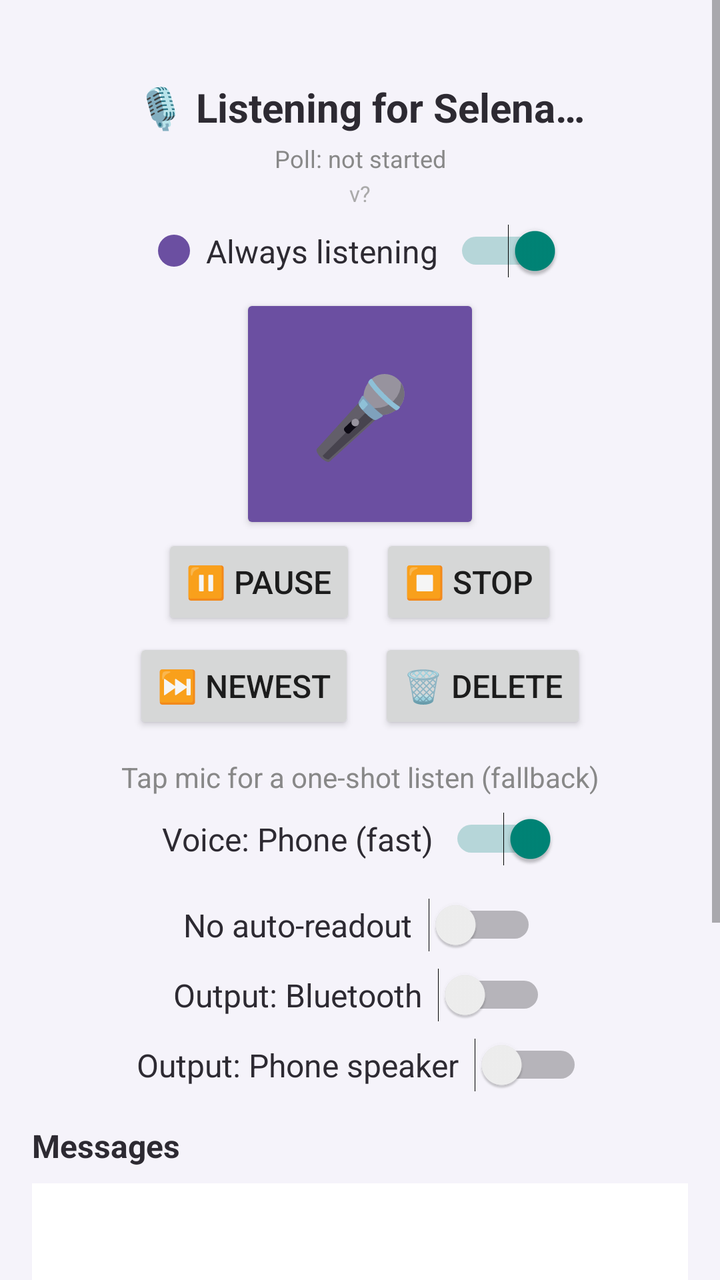
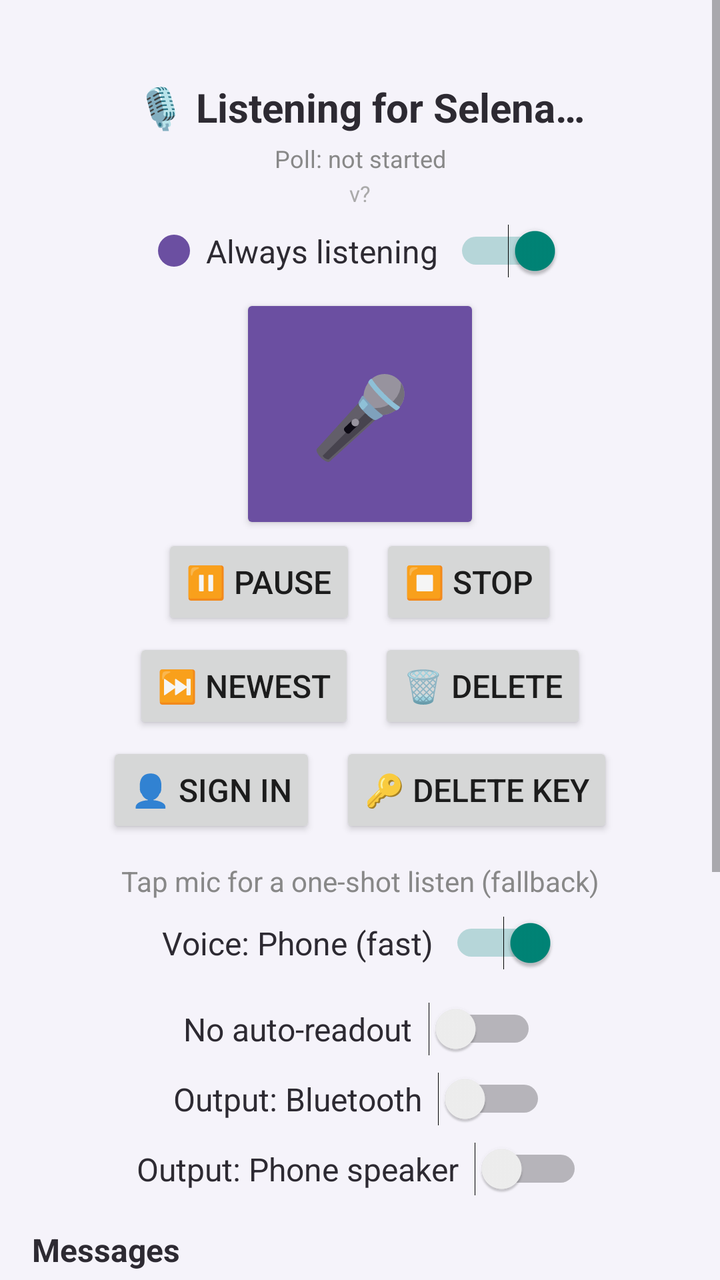

Screens rendered from an Android XML layout before and after an edit, with the pre-edit source and the edit as a unified diff.
<!-- AndroidManifest.xml: application theme android:Theme.Material.Light.NoActionBar -->
<!-- res/layout/activity_main.xml -->
<?xml version="1.0" encoding="utf-8"?>
<ScrollView xmlns:android="http://schemas.android.com/apk/res/android"
    android:id="@+id/outerScroll"
    android:layout_width="match_parent"
    android:layout_height="match_parent"
    android:background="@color/selena_light"
    android:fillViewport="true">

<LinearLayout
    android:layout_width="match_parent"
    android:layout_height="wrap_content"
    android:orientation="vertical"
    android:padding="16dp">

    
    <TextView
        android:id="@+id/statusText"
        android:layout_width="match_parent"
        android:layout_height="wrap_content"
        android:text="🎙️ Listening for Selena…"
        android:textSize="20sp"
        android:textStyle="bold"
        android:textColor="@color/selena_dark"
        android:gravity="center"
        android:paddingTop="24dp"
        android:paddingBottom="4dp" />

    
    <TextView
        android:id="@+id/pollStatusText"
        android:layout_width="match_parent"
        android:layout_height="wrap_content"
        android:text="Poll: not started"
        android:textSize="12sp"
        android:textColor="#888888"
        android:gravity="center"
        android:paddingBottom="2dp" />

    
    <TextView
        android:id="@+id/versionText"
        android:layout_width="match_parent"
        android:layout_height="wrap_content"
        android:text="v?"
        android:textSize="11sp"
        android:textColor="#AAAAAA"
        android:gravity="center"
        android:paddingBottom="8dp" />

    
    <Button
        android:id="@+id/updateBanner"
        android:layout_width="wrap_content"
        android:layout_height="wrap_content"
        android:layout_gravity="center"
        android:text="⬆️ Update available — tap to install"
        android:textSize="14sp"
        android:visibility="gone"
        android:backgroundTint="#2E7D32" />

    
    <LinearLayout
        android:layout_width="match_parent"
        android:layout_height="wrap_content"
        android:orientation="horizontal"
        android:gravity="center"
        android:paddingBottom="8dp">

        <View
            android:id="@+id/pulseDot"
            android:layout_width="16dp"
            android:layout_height="16dp"
            android:layout_marginEnd="8dp"
            android:background="@drawable/pulse_dot" />

        <TextView
            android:layout_width="wrap_content"
            android:layout_height="wrap_content"
            android:text="Always listening"
            android:textSize="16sp"
            android:textColor="@color/selena_dark"
            android:paddingEnd="8dp" />

        <Switch
            android:id="@+id/alwaysOnSwitch"
            android:layout_width="wrap_content"
            android:layout_height="wrap_content"
            android:checked="true" />
    </LinearLayout>

    
    <Button
        android:id="@+id/micButton"
        android:layout_width="120dp"
        android:layout_height="120dp"
        android:layout_gravity="center"
        android:text="🎤"
        android:textSize="40sp"
        android:backgroundTint="@color/selena_purple" />

    
    <LinearLayout
        android:layout_width="match_parent"
        android:layout_height="wrap_content"
        android:orientation="horizontal"
        android:gravity="center"
        android:paddingBottom="4dp">

        <Button
            android:id="@+id/pauseButton"
            android:layout_width="wrap_content"
            android:layout_height="wrap_content"
            android:text="⏸️ Pause"
            android:textSize="16sp"
            android:visibility="visible" />

        <Button
            android:id="@+id/stopButton"
            android:layout_width="wrap_content"
            android:layout_height="wrap_content"
            android:layout_marginStart="12dp"
            android:text="⏹️ Stop"
            android:textSize="16sp"
            android:visibility="visible" />
    </LinearLayout>

    <LinearLayout
        android:layout_width="match_parent"
        android:layout_height="wrap_content"
        android:orientation="horizontal"
        android:gravity="center"
        android:paddingBottom="4dp">

        <Button
            android:id="@+id/skipButton"
            android:layout_width="wrap_content"
            android:layout_height="wrap_content"
            android:text="⏭️ Newest"
            android:textSize="16sp"
            android:visibility="visible" />

        <Button
            android:id="@+id/deleteUnlockedButton"
            android:layout_width="wrap_content"
            android:layout_height="wrap_content"
            android:layout_marginStart="12dp"
            android:text="🗑️ Delete"
            android:textSize="16sp"
            android:visibility="visible" />
    </LinearLayout>

    <TextView
        android:layout_width="match_parent"
        android:layout_height="wrap_content"
        android:text="Tap mic for a one-shot listen (fallback)"
        android:textSize="14sp"
        android:textColor="#888888"
        android:gravity="center"
        android:paddingTop="8dp"
        android:paddingBottom="8dp" />

    
    <LinearLayout
        android:layout_width="match_parent"
        android:layout_height="wrap_content"
        android:orientation="horizontal"
        android:gravity="center"
        android:paddingBottom="16dp">

        <TextView
            android:id="@+id/voiceModeLabel"
            android:layout_width="wrap_content"
            android:layout_height="wrap_content"
            android:text="Voice: Phone (fast)"
            android:textSize="16sp"
            android:textColor="@color/selena_dark"
            android:paddingEnd="8dp" />

        <Switch
            android:id="@+id/voiceModeSwitch"
            android:layout_width="wrap_content"
            android:layout_height="wrap_content"
            android:checked="true" />
    </LinearLayout>

    
    <LinearLayout
        android:layout_width="match_parent"
        android:layout_height="wrap_content"
        android:orientation="horizontal"
        android:gravity="center"
        android:paddingBottom="8dp">

        <TextView
            android:layout_width="wrap_content"
            android:layout_height="wrap_content"
            android:text="No auto-readout"
            android:textSize="16sp"
            android:textColor="@color/selena_dark"
            android:paddingEnd="8dp" />

        <Switch
            android:id="@+id/noReadoutSwitch"
            android:layout_width="wrap_content"
            android:layout_height="wrap_content"
            android:checked="false" />
    </LinearLayout>

    
    <LinearLayout
        android:layout_width="match_parent"
        android:layout_height="wrap_content"
        android:orientation="horizontal"
        android:gravity="center"
        android:paddingBottom="8dp">

        <TextView
            android:layout_width="wrap_content"
            android:layout_height="wrap_content"
            android:text="Output: Bluetooth"
            android:textSize="16sp"
            android:textColor="@color/selena_dark"
            android:paddingEnd="8dp" />

        <Switch
            android:id="@+id/btSwitch"
            android:layout_width="wrap_content"
            android:layout_height="wrap_content"
            android:checked="false" />
    </LinearLayout>

    <LinearLayout
        android:layout_width="match_parent"
        android:layout_height="wrap_content"
        android:orientation="horizontal"
        android:gravity="center"
        android:paddingBottom="16dp">

        <TextView
            android:layout_width="wrap_content"
            android:layout_height="wrap_content"
            android:text="Output: Phone speaker"
            android:textSize="16sp"
            android:textColor="@color/selena_dark"
            android:paddingEnd="8dp" />

        <Switch
            android:id="@+id/spkSwitch"
            android:layout_width="wrap_content"
            android:layout_height="wrap_content"
            android:checked="false" />
    </LinearLayout>

    
    <TextView
        android:layout_width="match_parent"
        android:layout_height="wrap_content"
        android:text="Messages"
        android:textSize="16sp"
        android:textStyle="bold"
        android:textColor="@color/selena_dark"
        android:paddingBottom="8dp" />

    
    <LinearLayout
        android:id="@+id/messageList"
        android:layout_width="match_parent"
        android:layout_height="wrap_content"
        android:minHeight="280dp"
        android:orientation="vertical"
        android:background="#FFFFFF"
        android:padding="12dp" />

</LinearLayout>
</ScrollView>
<!-- resources referenced by this layout -->
<resources>
  <color name="selena_dark">#2D2A32</color>
  <color name="selena_light">#F5F3FA</color>
  <color name="selena_purple">#6B4FA1</color>
  <!-- drawable pulse_dot (drawable) -->
  <?xml version="1.0" encoding="utf-8"?>
  <shape xmlns:android="http://schemas.android.com/apk/res/android"
      android:shape="oval">
      <solid android:color="@color/selena_purple" />
  </shape>
</resources>

<!-- the commit's change to res/layout/activity_main.xml (unified diff, before → after) -->
@@ -149,6 +149,32 @@
             android:visibility="visible" />
     </LinearLayout>
 
+    
+    <LinearLayout
+        android:layout_width="match_parent"
+        android:layout_height="wrap_content"
+        android:orientation="horizontal"
+        android:gravity="center"
+        android:paddingBottom="4dp">
+
+        <Button
+            android:id="@+id/signInButton"
+            android:layout_width="wrap_content"
+            android:layout_height="wrap_content"
+            android:text="👤 Sign in"
+            android:textSize="16sp"
+            android:visibility="visible" />
+
+        <Button
+            android:id="@+id/deleteKeyButton"
+            android:layout_width="wrap_content"
+            android:layout_height="wrap_content"
+            android:layout_marginStart="12dp"
+            android:text="🔑 Delete key"
+            android:textSize="16sp"
+            android:visibility="visible" />
+    </LinearLayout>
+
     <TextView
         android:layout_width="match_parent"
         android:layout_height="wrap_content"
